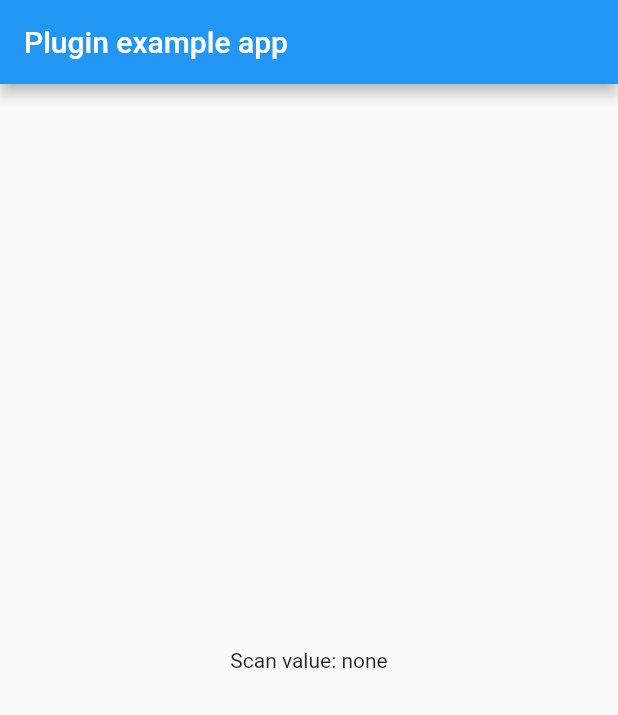
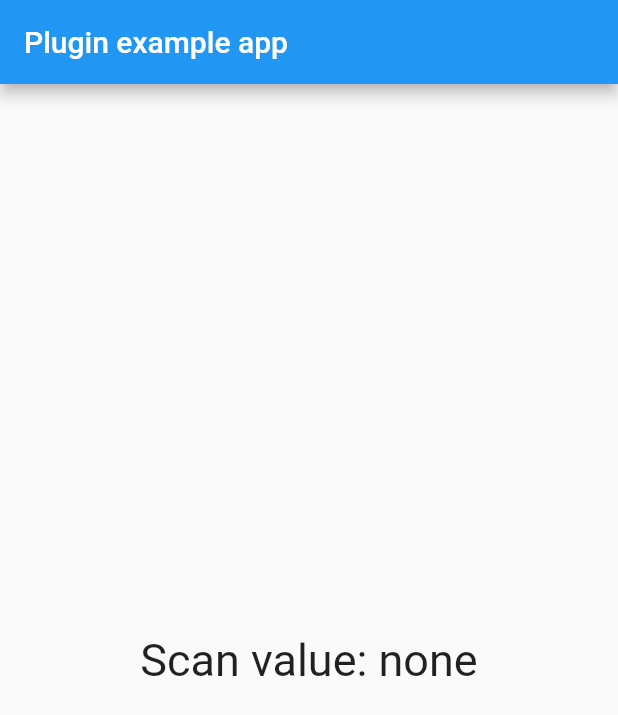
Before and after one commit to FrenkyDema/qrcode_barcode_scanner, a Flutter app: the screen it shows after launch, on a phone screen of 412 x 824 dp. Shown: the top 715 px of the screen. Run offline on Flutter 3.47's test engine with Material 2 defaults, Android fonts, the phone set to English and light mode, and no system bars; our stand-ins replace plugin_platform_interface.

```diff
--- a/example/lib/main.dart
+++ b/example/lib/main.dart
@@ -35,7 +35,10 @@ class _MyAppState extends State<MyApp> {
           title: const Text('Plugin example app'),
         ),
         body: Center(
-          child: Text('Scan value: ${_scanValue ?? "none"}'),
+          child: Text(
+            'Scan value: ${_scanValue ?? "none"}',
+            style: const TextStyle(fontSize: 30),
+          ),
         ),
       ),
     );
--- a/pubspec.yaml
+++ b/pubspec.yaml
@@ -10,12 +10,12 @@ environment:
 dependencies:
   flutter:
     sdk: flutter
-  plugin_platform_interface: ^2.1.5
+  plugin_platform_interface: ^2.1.6
 
 dev_dependencies:
   flutter_test:
     sdk: flutter
-  flutter_lints: ^2.0.2
+  flutter_lints: ^2.0.3
 
 # For information on the generic Dart part of this file, see the
 # following page: https://dart.dev/tools/pub/pubspec
```
Also changed, not shown: example/pubspec.lock, pubspec.lock.
